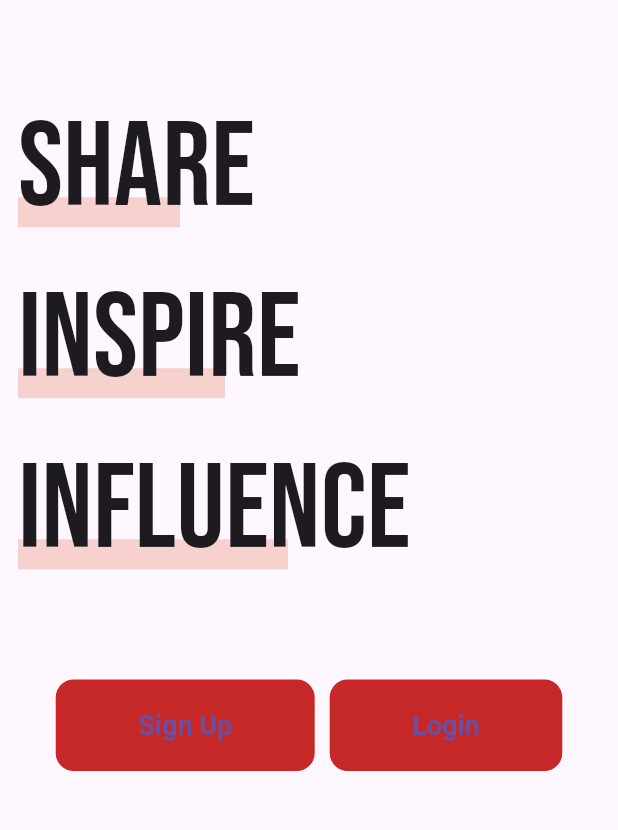
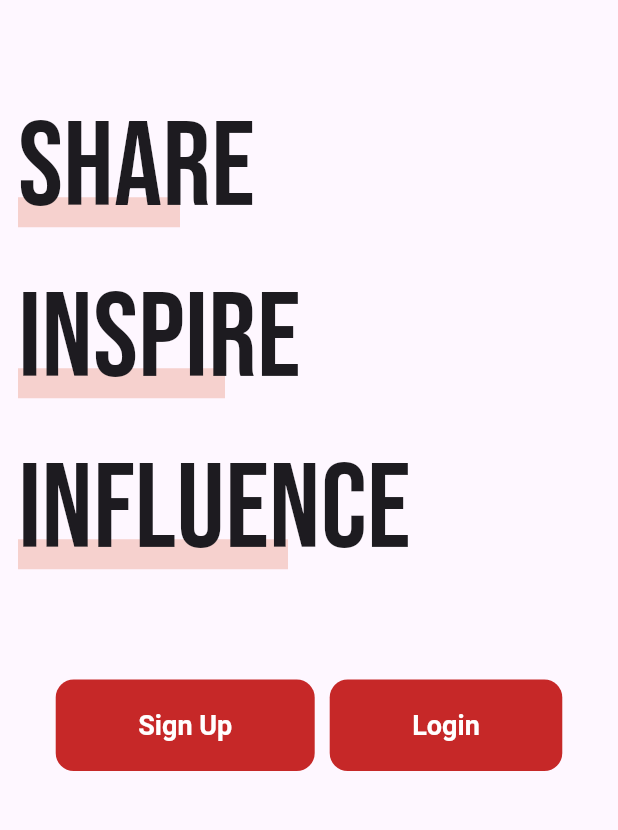
Before and after one commit to gonzaleza61/wmftracker, a Flutter app: the screen it shows after launch, on a phone screen of 412 x 824 dp, the part 345-1175 px from its top. Run offline on Flutter 3.47's test engine with Material 3 defaults, Android fonts, the light colour scheme and no system bars; our stand-ins replace confetti, email_validator, google_fonts, shared_preferences.

Commit message:
txt change

```diff
--- a/weight_tracker/lib/screens/auth_screen.dart
+++ b/weight_tracker/lib/screens/auth_screen.dart
@@ -151,6 +151,7 @@ class _AuthScreenState extends State<AuthScreen> {
                 ElevatedButton(
                   child: const Text(
                     'Sign Up',
+                    style: TextStyle(color: Colors.white),
                   ),
                   onPressed: () {
                     showModalBottomSheet(
@@ -171,6 +172,7 @@ class _AuthScreenState extends State<AuthScreen> {
                 ElevatedButton(
                     child: const Text(
                       'Login',
+                      style: TextStyle(color: Colors.white),
                     ),
                     onPressed: () {
                       showModalBottomSheet(
```
